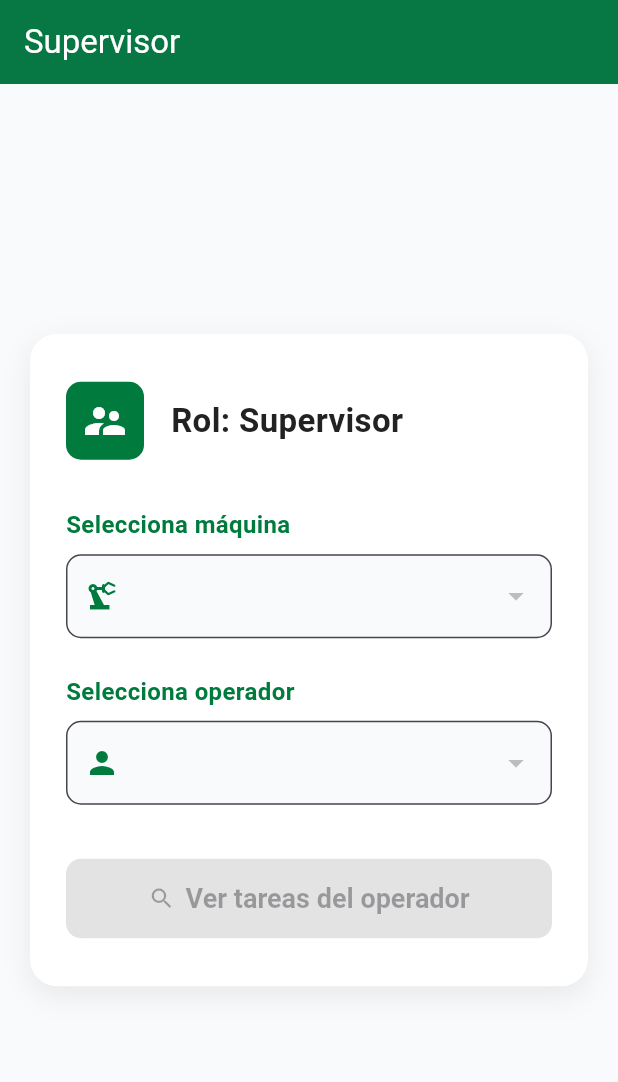
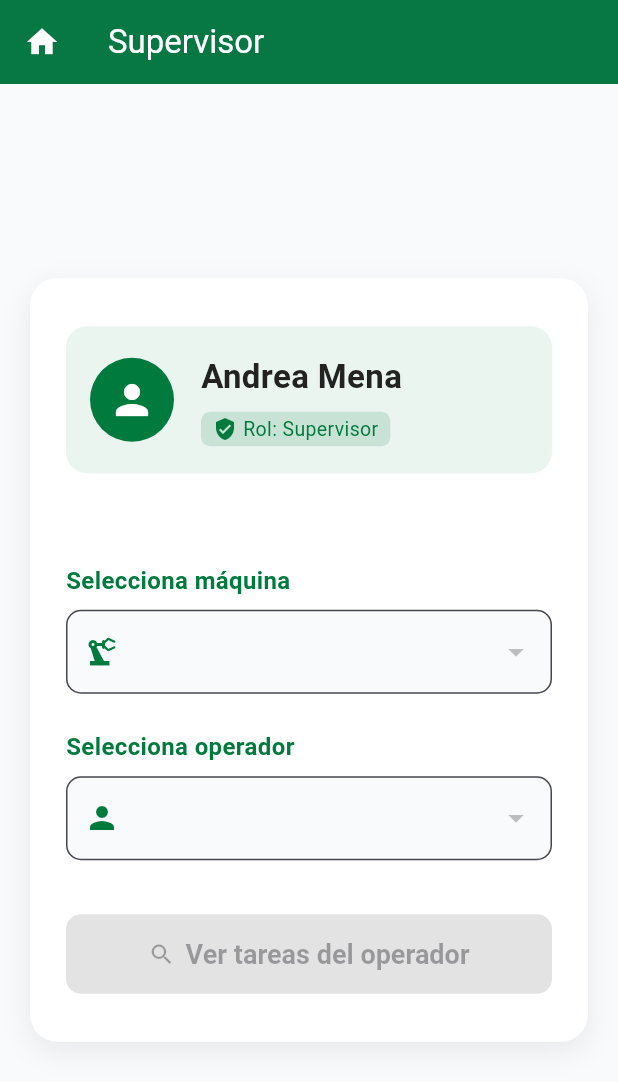
Before and after one commit to EmilioGomex/demo1, a Flutter app: the SupervisorScreen screen opened directly, on a phone screen of 412 x 824 dp. Shown: the top 1082 px of the screen. Run offline on Flutter 3.47's test engine with Material 3 defaults, Android fonts, the phone set to English and light mode, and no system bars; our stand-ins replace cached_network_image, supabase_flutter; accounts and stored records are empty.

Commit message:
Initialize SupervisorScreen and implement data loading for machines and operators

```diff
--- a/lib/app/screens/supervisor_screen.dart
+++ b/lib/app/screens/supervisor_screen.dart
@@ -1,6 +1,7 @@
 import 'package:flutter/material.dart';
 import '../../supabase_manager.dart';
 import 'tareas_screen.dart';
+import 'bienvenida_screen.dart';
 
 class SupervisorScreen extends StatefulWidget {
   @override
@@ -54,6 +55,16 @@ class _SupervisorScreenState extends State<SupervisorScreen> {
         title: const Text('Supervisor', style: TextStyle(color: Colors.white)),
         iconTheme: const IconThemeData(color: Colors.white),
         elevation: 2,
+        leading: IconButton(
+          icon: const Icon(Icons.home, color: Colors.white),
+          onPressed: () {
+            Navigator.pushAndRemoveUntil(
+              context,
+              MaterialPageRoute(builder: (context) => const BienvenidaScreen()),
+              (route) => false,
+            );
+          },
+        ),
       ),
       body: cargando
           ? const Center(child: CircularProgressIndicator())
@@ -78,22 +89,61 @@ class _SupervisorScreenState extends State<SupervisorScreen> {
                     child: Column(
                       crossAxisAlignment: CrossAxisAlignment.start,
                       children: [
-                        Row(
-                          children: [
                         Container(
                           decoration: BoxDecoration(
-                                color: accentGreen,
-                                borderRadius: BorderRadius.circular(10),
+                            color: accentGreen.withOpacity(0.08),
+                            borderRadius: BorderRadius.circular(14),
                           ),
-                              padding: const EdgeInsets.all(10),
-                              child: const Icon(Icons.supervisor_account, color: Colors.white, size: 32),
+                          padding: const EdgeInsets.symmetric(vertical: 18, horizontal: 16),
+                          margin: const EdgeInsets.only(bottom: 28),
+                          child: Row(
+                            children: [
+                              CircleAvatar(
+                                radius: 28,
+                                backgroundColor: accentGreen,
+                                child: const Icon(Icons.person, color: Colors.white, size: 32),
                               ),
                               const SizedBox(width: 18),
+                              Expanded(
+                                child: Column(
+                                  crossAxisAlignment: CrossAxisAlignment.start,
+                                  children: [
                                     const Text(
+                                      'Andrea Mena',
+                                      style: TextStyle(
+                                        fontSize: 22,
+                                        fontWeight: FontWeight.bold,
+                                        color: Color(0xFF222222),
+                                      ),
+                                    ),
+                                    const SizedBox(height: 8),
+                                    Container(
+                                      padding: const EdgeInsets.symmetric(horizontal: 8, vertical: 2),
+                                      decoration: BoxDecoration(
+                                        color: accentGreen.withOpacity(0.15),
+                                        borderRadius: BorderRadius.circular(6),
+                                      ),
+                                      child: Row(
+                                        mainAxisSize: MainAxisSize.min,
+                                        children: const [
+                                          Icon(Icons.verified_user, color: Color(0xFF007A3D), size: 16),
+                                          SizedBox(width: 4),
+                                          Text(
                                             'Rol: Supervisor',
-                              style: TextStyle(fontSize: 22, fontWeight: FontWeight.bold, color: Color(0xFF222222)),
+                                            style: TextStyle(
+                                              fontSize: 13,
+                                              color: Color(0xFF007A3D),
+                                              fontWeight: FontWeight.w400,
+                                            ),
                                           ),
                                         ],
+                                      ),
+                                    ),
+                                  ],
+                                ),
+                              ),
+                            ],
+                          ),
                         ),
                         const SizedBox(height: 32),
                         Text('Selecciona máquina', style: TextStyle(fontWeight: FontWeight.bold, fontSize: 16, color: accentGreen)),
```
Lines whose indentation alone changed are shown as unchanged.
